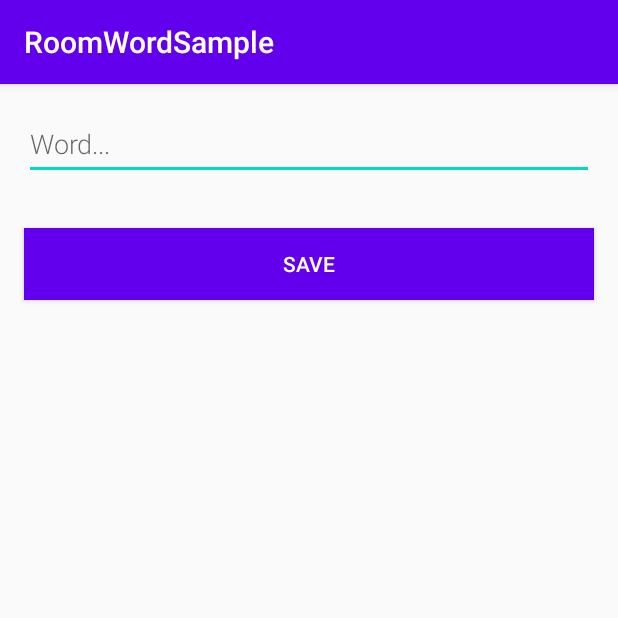
After one commit to penuwo/RoomWordSample, an Android app: the NewWordActivity screen opened directly, with no data from a screen before it, on a phone screen of 412 x 824 dp, the top half of it. The commit adds this screen. Run offline under Robolectric (Android 15) with nearby library versions, the phone set to English and light mode, and no system bars.

Commit message:
14. Add NewWordActivity

```diff
--- a/app/src/main/AndroidManifest.xml
+++ b/app/src/main/AndroidManifest.xml
@@ -12,6 +12,7 @@
         android:supportsRtl="true"
         android:theme="@style/AppTheme"
         >
+        <activity android:name=".NewWordActivity"></activity>
         <activity android:name=".MainActivity">
             <intent-filter>
                 <action android:name="android.intent.action.MAIN" />
--- /dev/null
+++ b/app/src/main/java/com/example/roomwordsample/NewWordActivity.kt
@@ -0,0 +1,37 @@
+package com.example.roomwordsample
+
+import android.app.Activity
+import android.content.Intent
+import androidx.appcompat.app.AppCompatActivity
+import android.os.Bundle
+import android.text.TextUtils
+import android.widget.Button
+import android.widget.EditText
+
+class NewWordActivity : AppCompatActivity() {
+
+    private lateinit var editWordView: EditText
+
+    public override fun onCreate(savedInstanceState: Bundle?) {
+        super.onCreate(savedInstanceState)
+        setContentView(R.layout.activity_new_word)
+        editWordView = findViewById(R.id.edit_word)
+
+        val button = findViewById<Button>(R.id.button_save)
+        button.setOnClickListener {
+            val replyIntent = Intent()
+            if (TextUtils.isEmpty(editWordView.text)) {
+                setResult(Activity.RESULT_CANCELED, replyIntent)
+            } else {
+                val word = editWordView.text.toString()
+                replyIntent.putExtra(EXTRA_REPLY, word)
+                setResult(Activity.RESULT_OK, replyIntent)
+            }
+            finish()
+        }
+    }
+
+    companion object {
+        const val EXTRA_REPLY = "com.example.android.wordlistsql.REPLY"
+    }
+}
--- /dev/null
+++ b/app/src/main/res/layout/activity_new_word.xml
@@ -0,0 +1,27 @@
+<?xml version="1.0" encoding="utf-8"?>
+<LinearLayout xmlns:android="http://schemas.android.com/apk/res/android"
+    android:orientation="vertical"
+    android:layout_width="match_parent"
+    android:layout_height="match_parent">
+
+    <EditText
+        android:id="@+id/edit_word"
+        android:layout_width="match_parent"
+        android:layout_height="wrap_content"
+        android:minHeight="@dimen/min_height"
+        android:fontFamily="sans-serif-light"
+        android:hint="@string/hint_word"
+        android:inputType="textAutoComplete"
+        android:layout_margin="@dimen/big_padding"
+        android:textSize="18sp" />
+
+    <Button
+        android:id="@+id/button_save"
+        android:layout_width="match_parent"
+        android:layout_height="wrap_content"
+        android:background="@color/colorPrimary"
+        android:text="@string/button_save"
+        android:layout_margin="@dimen/big_padding"
+        android:textColor="@color/buttonLabel" />
+
+</LinearLayout>
--- a/app/src/main/res/values/colors.xml
+++ b/app/src/main/res/values/colors.xml
@@ -3,4 +3,5 @@
     <color name="colorPrimary">#6200EE</color>
     <color name="colorPrimaryDark">#3700B3</color>
     <color name="colorAccent">#03DAC5</color>
+    <color name="buttonLabel">#FFFFFF</color>
 </resources>
--- a/app/src/main/res/values/dimens.xml
+++ b/app/src/main/res/values/dimens.xml
@@ -1,4 +1,5 @@
 <?xml version="1.0" encoding="utf-8"?>
 <resources>
     <dimen name="big_padding">16dp</dimen>
+    <dimen name="min_height">48dp</dimen>
 </resources>
--- a/app/src/main/res/values/strings.xml
+++ b/app/src/main/res/values/strings.xml
@@ -1,3 +1,6 @@
 <resources>
     <string name="app_name">RoomWordSample</string>
+    <string name="hint_word">Word...</string>
+    <string name="button_save">Save</string>
+    <string name="empty_not_saved">Word not saved because it is empty.</string>
 </resources>
```
